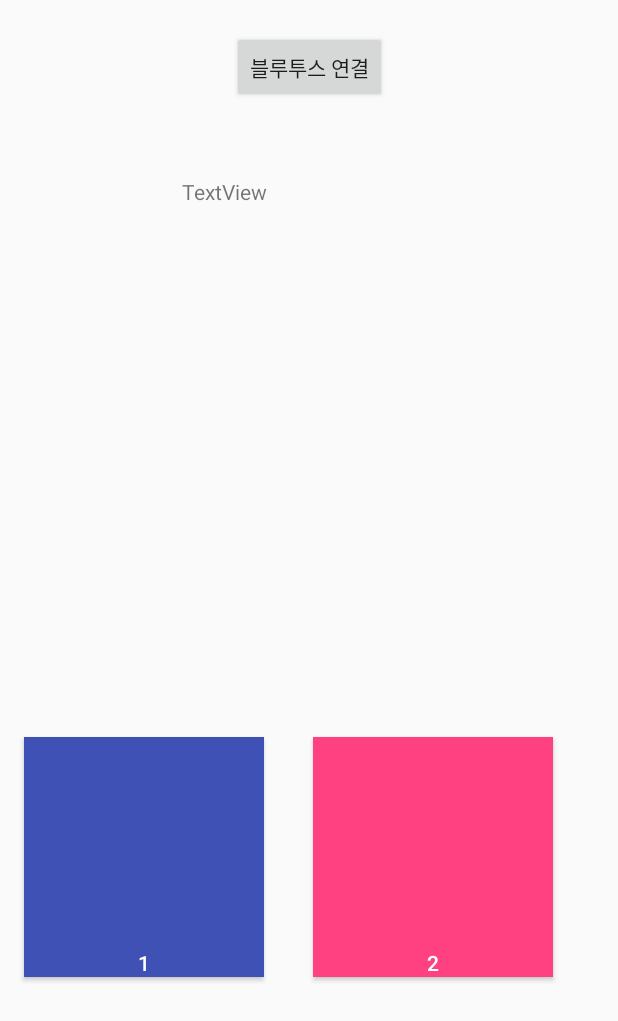
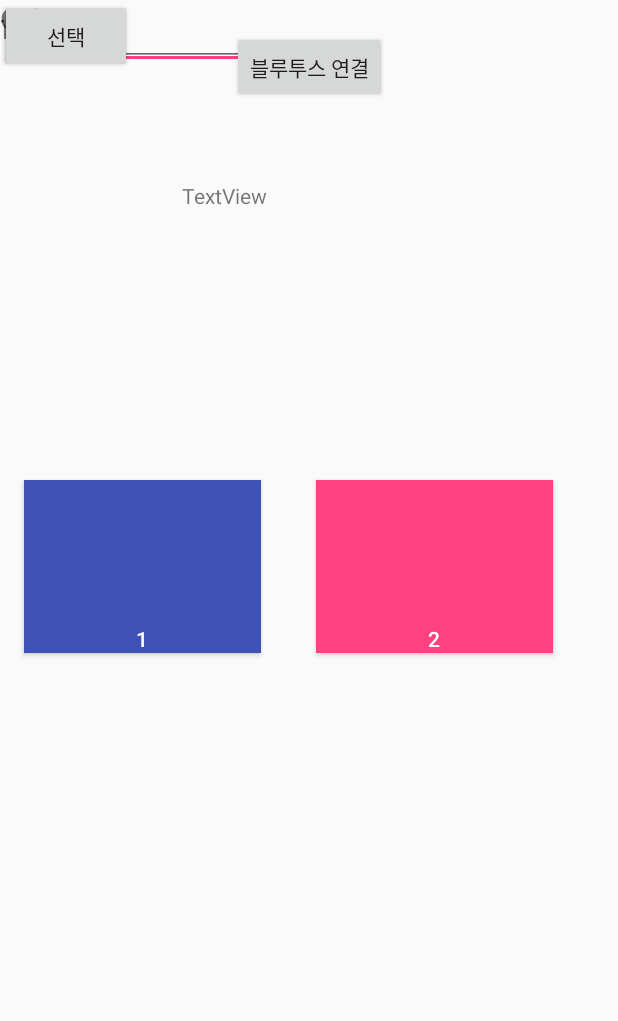
Before and after one commit to jeyesse/CalorieBox, an Android app: the screen it shows after launch (BluetoothConnect_M), on a phone screen of 412 x 824 dp. Shown: the top 1021 px of the screen. Run offline under Robolectric (Android 15) with nearby library versions, the phone set to English and light mode, and no system bars.

Commit message:
칼로리 추가

```diff
--- a/app/src/main/java/com/iot/caloriebox/bluetooth/BluetoothConnect_M.java
+++ b/app/src/main/java/com/iot/caloriebox/bluetooth/BluetoothConnect_M.java
@@ -30,6 +30,8 @@ public class BluetoothConnect_M extends Activity implements View.OnClickListener
     private TextView textWeight;
 
     private BluetoothService_M bluetoothService = null;
+
+    int cal;
 
 
     private static final boolean D = true;
@@ -127,7 +129,10 @@ public class BluetoothConnect_M extends Activity implements View.OnClickListener
 
                     readMessage = new String(readBuf);
 
-                    textWeight.append(readMessage);
+                    textWeight.setText(readMessage);
+
+                    cal = Integer.parseInt(readMessage);
+
 
                     break;
 
@@ -223,6 +228,7 @@ public class BluetoothConnect_M extends Activity implements View.OnClickListener
     private View.OnClickListener _clickListener = new View.OnClickListener() {
         @Override
         public void onClick(View v) {
+            String value;
 
             //분기.
             switch (v.getId()) {
@@ -238,8 +244,10 @@ public class BluetoothConnect_M extends Activity implements View.OnClickListener
 
                 case R.id.btn1:
 
+                    value = String.valueOf(cal*109/100);
+
                     if (bluetoothService.getState() == BluetoothService_M.STATE_CONNECTED) { //연결된 상태에서만 값을 보낸다.
-                        sendMessage("btn1", MODE_REQUEST);
+                        sendMessage(value, MODE_REQUEST);
                         _selectedButton = 1;
                     } else {
                         Toast.makeText(getApplicationContext(), "블루투스 연결을 먼저 해 주세요!! ", Toast.LENGTH_SHORT).show();
@@ -250,8 +258,10 @@ public class BluetoothConnect_M extends Activity implements View.OnClickListener
 
                 case R.id.btn2:
 
+                    value = String.valueOf(cal*11/100);
+
                     if (bluetoothService.getState() == BluetoothService_M.STATE_CONNECTED) {
-                        sendMessage("btn2", MODE_REQUEST);
+                        sendMessage(value, MODE_REQUEST);
                         _selectedButton = 2;
                     } else {
                         Toast.makeText(getApplicationContext(), "블루투스 연결을 먼저 해 주세요!! ", Toast.LENGTH_SHORT).show();
--- a/app/src/main/res/layout/activity_bluetooth_connect__m.xml
+++ b/app/src/main/res/layout/activity_bluetooth_connect__m.xml
@@ -24,8 +24,8 @@ tools:context="com.iot.caloriebox.bluetooth.BluetoothConnect_M">
         android:id="@+id/btn1"
         android:text="1"
         android:textColor="#FFFFFF"
-        android:layout_width="160dp"
-        android:layout_height="160dp"
+        android:layout_width="158dp"
+        android:layout_height="115dp"
         android:gravity="center_horizontal|bottom"
         android:background="@color/colorPrimary"
         android:layout_centerVertical="true"
@@ -37,7 +37,7 @@ tools:context="com.iot.caloriebox.bluetooth.BluetoothConnect_M">
         app:layout_constraintLeft_toLeftOf="parent"
         app:layout_constraintTop_toTopOf="parent"
         android:layout_marginTop="8dp"
-        app:layout_constraintVertical_bias="0.746"
+        app:layout_constraintVertical_bias="0.45"
         android:layout_marginRight="8dp"
         app:layout_constraintRight_toRightOf="parent"
         app:layout_constraintHorizontal_bias="0.0" />
@@ -46,8 +46,8 @@ tools:context="com.iot.caloriebox.bluetooth.BluetoothConnect_M">
         android:id="@+id/btn2"
         android:text="2"
         android:textColor="#FFFFFF"
-        android:layout_width="160dp"
-        android:layout_height="160dp"
+        android:layout_width="158dp"
+        android:layout_height="115dp"
         android:gravity="center_horizontal|bottom"
         android:background="@color/colorAccent"
         android:layout_alignTop="@+id/btn1"
@@ -61,13 +61,13 @@ tools:context="com.iot.caloriebox.bluetooth.BluetoothConnect_M">
         android:layout_marginLeft="8dp"
         android:layout_marginRight="8dp"
         app:layout_constraintRight_toRightOf="parent"
-        app:layout_constraintHorizontal_bias="0.406"
-        app:layout_constraintVertical_bias="0.746" />
+        app:layout_constraintHorizontal_bias="0.444"
+        app:layout_constraintVertical_bias="0.45" />
 
     <TextView
         android:id="@+id/textWeight"
-        android:layout_width="170dp"
-        android:layout_height="114dp"
+        android:layout_width="169dp"
+        android:layout_height="69dp"
         android:text="TextView"
         android:layout_marginTop="8dp"
         app:layout_constraintTop_toBottomOf="@+id/button_connect"
@@ -79,4 +79,56 @@ tools:context="com.iot.caloriebox.bluetooth.BluetoothConnect_M">
         android:layout_marginBottom="8dp"
         app:layout_constraintVertical_bias="0.066" />
 
+    <TextView
+        android:id="@+id/textView2"
+        android:layout_width="wrap_content"
+        android:layout_height="wrap_content"
+        android:text="food"
+        android:textSize="24sp"
+        tools:layout_editor_absoluteX="16dp"
+        tools:layout_editor_absoluteY="368dp"/>
+
+    <EditText
+        android:id="@+id/editText"
+        android:layout_width="164dp"
+        android:layout_height="46dp"
+        android:ems="10"
+        android:inputType="textPersonName"
+        tools:layout_editor_absoluteX="81dp"
+        tools:layout_editor_absoluteY="436dp"/>
+
+    <Button
+        android:id="@+id/button"
+        android:layout_width="wrap_content"
+        android:layout_height="wrap_content"
+        android:text="전송"
+        tools:layout_editor_absoluteX="258dp"
+        tools:layout_editor_absoluteY="436dp"/>
+
+    <TextView
+        android:id="@+id/textView3"
+        android:layout_width="wrap_content"
+        android:layout_height="wrap_content"
+        android:text="Calorie"
+        android:textSize="18sp"
+        tools:layout_editor_absoluteX="16dp"
+        tools:layout_editor_absoluteY="448dp"/>
+
+    <EditText
+        android:id="@+id/editText2"
+        android:layout_width="165dp"
+        android:layout_height="44dp"
+        android:ems="10"
+        android:inputType="textPersonName"
+        tools:layout_editor_absoluteX="80dp"
+        tools:layout_editor_absoluteY="361dp"/>
+
+    <Button
+        android:id="@+id/button2"
+        android:layout_width="wrap_content"
+        android:layout_height="wrap_content"
+        android:text="선택"
+        tools:layout_editor_absoluteX="258dp"
+        tools:layout_editor_absoluteY="361dp"/>
+
 </android.support.constraint.ConstraintLayout>
```
